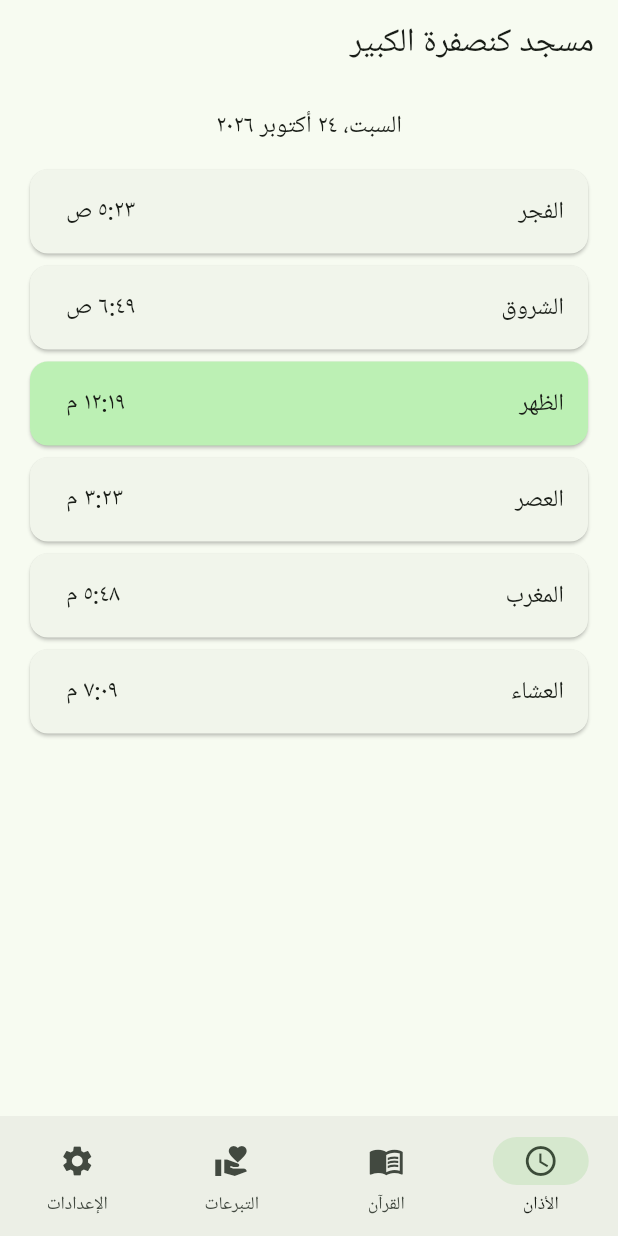
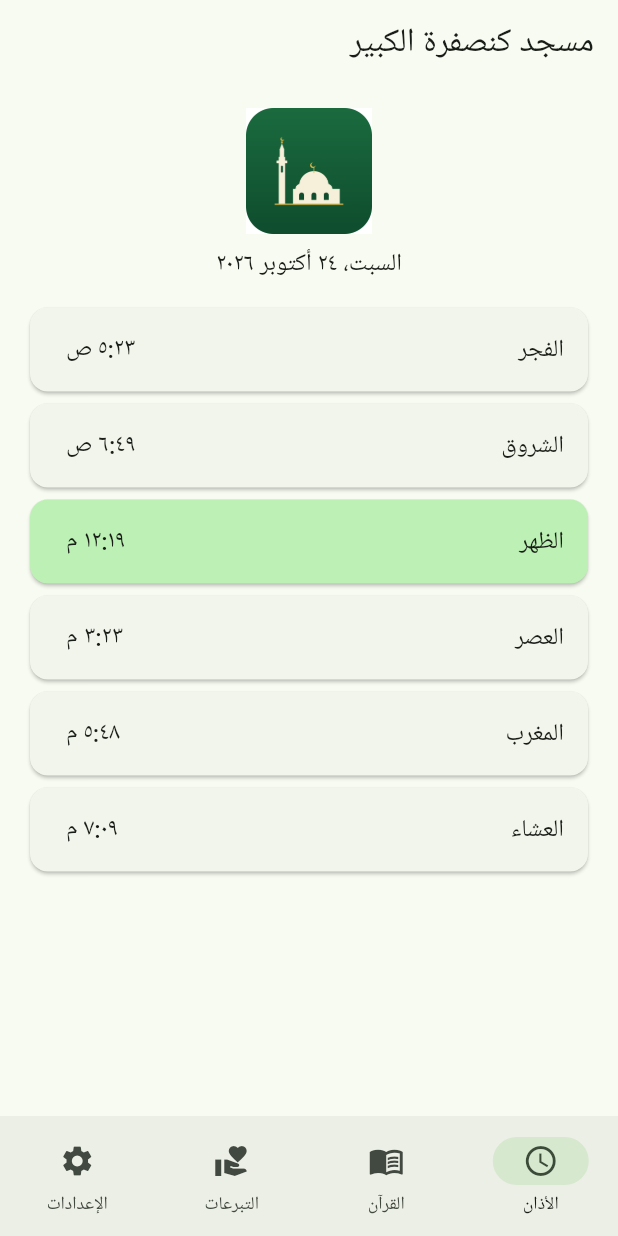
Before and after one commit to mohamedal2min-u/kansafra-mosque-app, a Flutter app: the screen it shows after launch, on a phone screen of 412 x 824 dp. Run offline on Flutter 3.47's test engine with Material 3 defaults, Android fonts, the phone set to English and light mode, and no system bars; our stand-ins replace adhan, flutter_local_notifications, just_audio, shared_preferences, timezone.

Commit message:
Add mosque logo and Android launcher icons
Co-Authored-By: Claude Sonnet 5.5 <noreply@anthropic.com>
Claude-Session: https://claude.ai/code/session_01XkGBCwJKScyzzPNe4HDGLL

```diff
--- a/lib/screens/prayer_times_screen.dart
+++ b/lib/screens/prayer_times_screen.dart
@@ -26,6 +26,8 @@ class PrayerTimesScreen extends StatelessWidget {
     return ListView(
       padding: const EdgeInsets.all(16),
       children: [
+        Center(child: Image.asset('assets/logo/icon.png', height: 84)),
+        const SizedBox(height: 8),
         Text(
           DateFormat.yMMMMEEEEd('ar').format(DateTime.now()),
           textAlign: TextAlign.center,
```
Also changed, not shown: pubspec.yaml (+9 -0 lines), assets/logo/foreground.png (added), assets/logo/foreground.svg (added), assets/logo/icon.png (added), assets/logo/icon.svg (added), pubspec.lock, 12 other files.
